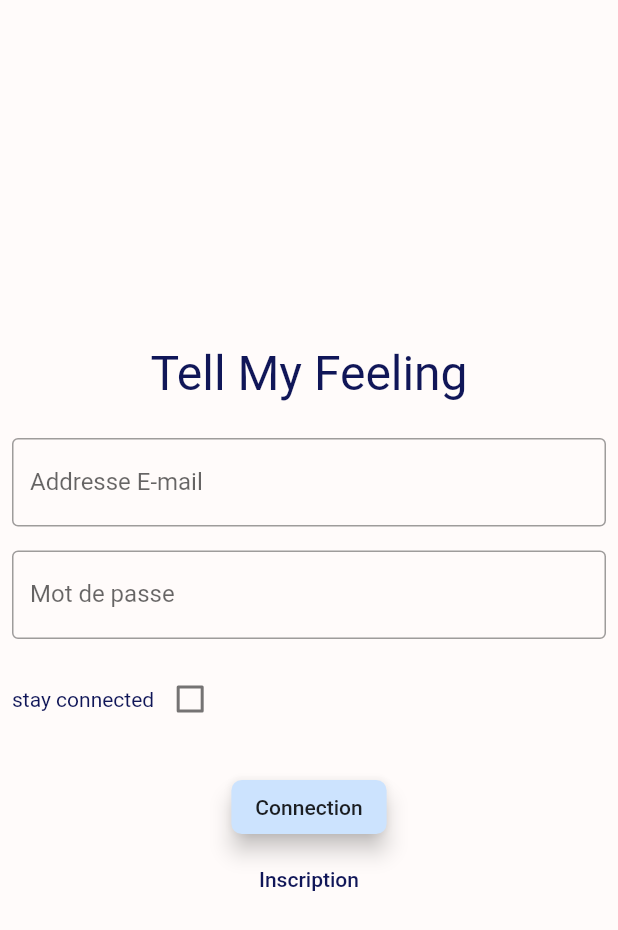
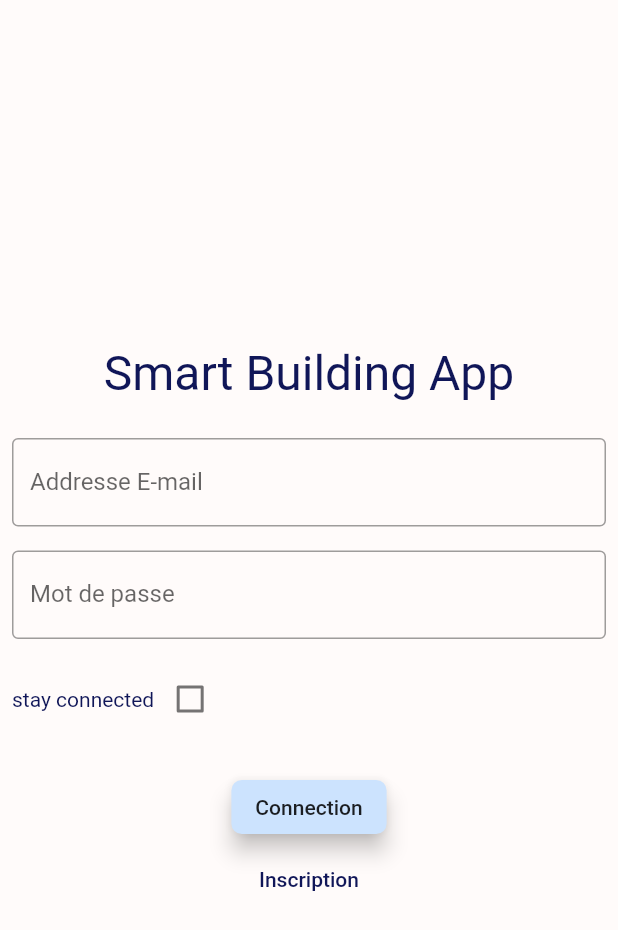
Before and after one commit to spinalcom/spinal-env-mobile-ticket-application, a Flutter app: the screen it shows after launch, on a phone screen of 412 x 824 dp. Shown: the top 930 px of the screen. Run offline on Flutter 3.47's test engine with Material 2 defaults, Android fonts, the phone set to English and light mode, and no system bars; our stand-ins replace shared_preferences; missing offline and left inert: qrcode_reader; Roboto replaces fonts that are missing (Assassin).

Commit message:
clean code

```diff
--- a/lib/app.dart
+++ b/lib/app.dart
@@ -1,5 +1,6 @@
 import 'package:flutter/material.dart';
 import 'package:ticketing/colors.dart';
+import 'package:ticketing/config.dart';
 import 'package:ticketing/pages/homePage.dart';
 import 'package:ticketing/pages/loginPage.dart';
 import 'package:ticketing/pages/profilePage.dart';
@@ -54,7 +55,7 @@ class SpinalTicketingApp extends StatelessWidget {
   @override
   Widget build(BuildContext context) {
     return MaterialApp(
-      title: 'SpinalTicketig',
+      title: appName,
       theme: _kSpinalcomTheme,
       home: LoginPage(),
       onGenerateRoute: _getRoute,
--- a/lib/config.dart
+++ b/lib/config.dart
@@ -1,3 +1,4 @@
+const String appName = "Smart Building App";
 const String kBaseUrl = "http://10.1.23.20";
 const String kTicketBaseUrl = "http://ticket-api.spinalcom.com";
 const String kUserBaseUrl = "http://user-api.spinalcom.com";
--- a/lib/pages/declarationTicketPage.dart
+++ b/lib/pages/declarationTicketPage.dart
@@ -31,7 +31,7 @@ class TicketDeclarationState extends State<TicketDeclaration> {
   final problemController = TextEditingController();
 
   TicketDeclarationState(
-      this.roomName, this.problemName, this.processId, this.roomId) {}
+      this.roomName, this.problemName, this.processId, this.roomId);
 
   @override
   void dispose() {
@@ -139,7 +139,6 @@ class ConfirmationPage extends StatelessWidget {
   @override
   Widget build(BuildContext context) {
     double width = MediaQuery.of(context).size.width;
-
     return Scaffold(
       appBar: topBar(),
       body: Stack(
--- a/lib/pages/homePage.dart
+++ b/lib/pages/homePage.dart
@@ -1,5 +1,8 @@
+import 'dart:async';
+
 import 'package:flutter/material.dart';
 import 'package:qrcode_reader/qrcode_reader.dart';
+import 'package:ticketing/config.dart';
 import 'package:ticketing/pages/categoryChoose.dart';
 import 'package:ticketing/ticketManager.dart';
 import 'package:ticketing/widgets/TopBar.dart';
@@ -23,7 +26,7 @@ class _HomePageState extends State<HomePage> {
   @override
   Widget build(BuildContext context) {
     return Scaffold(
-        appBar: topBar(title: 'Tell My Feeling'),
+        appBar: topBar(title: appName),
         body: Center(
           child: Column(
             children: <Widget>[
--- a/lib/pages/loginPage.dart
+++ b/lib/pages/loginPage.dart
@@ -1,5 +1,6 @@
 import 'package:flutter/material.dart';
 import 'package:ticketing/colors.dart';
+import 'package:ticketing/config.dart';
 import 'package:ticketing/pages/homePage.dart';
 import 'package:ticketing/userManager.dart';
 import 'package:ticketing/widgets/accentColorOverride.dart';
@@ -73,7 +74,7 @@ class _LoginPageState extends State<LoginPage> {
           Padding(
             padding: const EdgeInsets.all(16.0),
             child: Text(
-              'Tell My Feeling',
+              appName,
               style: TextStyle(fontSize: 32),
             ),
           ),
--- a/lib/pages/profilePage.dart
+++ b/lib/pages/profilePage.dart
@@ -1,10 +1,12 @@
+import 'dart:async';
+
 import 'package:flutter/material.dart';
 import 'package:ticketing/Models/User.dart';
 import 'package:ticketing/widgets/TopBar.dart';
 import 'package:ticketing/widgets/bottomNavBar.dart';
 
 class ProfilePage extends StatelessWidget {
-  Future<UserProfile> userProfile;
+  final Future<UserProfile> userProfile;
 
   ProfilePage(this.userProfile);
 
--- a/lib/pages/senetenceSelectorPage.dart
+++ b/lib/pages/senetenceSelectorPage.dart
@@ -1,3 +1,5 @@
+import 'dart:async';
+
 import 'package:flutter/material.dart';
 import 'package:ticketing/Models/DefaultSentence.dart';
 import 'package:ticketing/Models/Process.dart';
--- a/lib/pages/ticketHistory.dart
+++ b/lib/pages/ticketHistory.dart
@@ -1,3 +1,5 @@
+import 'dart:async';
+
 import 'package:flutter/material.dart';
 import 'package:ticketing/colors.dart';
 import 'package:ticketing/ticketManager.dart';
--- a/lib/ticketManager.dart
+++ b/lib/ticketManager.dart
@@ -1,3 +1,4 @@
+import 'dart:async';
 import 'dart:convert';
 
 import 'package:http/http.dart' as http;
@@ -15,7 +16,7 @@ Future<List<Process>> fetchProcesses() async {
   for (var i = 0; i < tmpProcesses.length; i++) {
     categories.add(Process.fromJson(tmpProcesses[i]));
   }
-
+  await new Future.delayed(const Duration(seconds: 1));
   return categories;
 }
 
@@ -63,5 +64,7 @@ Future<Node> fetchNode(String nodeId) async {
   final response = await http.get(url);
   var tmpTickets = json.decode(response.body);
   print(tmpTickets);
+  await new Future.delayed(const Duration(seconds: 1));
+
   return Node.fromJson(tmpTickets);
 }
--- a/lib/userManager.dart
+++ b/lib/userManager.dart
@@ -1,3 +1,4 @@
+import 'dart:async';
 import 'dart:convert';
 
 import 'package:http/http.dart' as http;
--- a/lib/widgets/TopBar.dart
+++ b/lib/widgets/TopBar.dart
@@ -1,7 +1,8 @@
 import 'package:flutter/material.dart';
+import 'package:ticketing/config.dart';
 
 topBar({String title = '', String subTitle = '', Icon leading}) {
-  final String mtitle = title.isEmpty ? 'Tell My Feeling' : title;
+  final String mtitle = title.isEmpty ? appName : title;
   final String msubTitle = subTitle.isEmpty ? '' : subTitle;
 
   getTitle() {
--- a/pubspec.yaml
+++ b/pubspec.yaml
@@ -1,5 +1,5 @@
 name: ticketing
-description: SpinalCom ticketing application
+description: EDF ticketing application
 
 # The following defines the version and build number for your application.
 # A version number is three numbers separated by dots, like 1.2.43
@@ -50,9 +50,7 @@ flutter:
 
   # To add assets to your application, add an assets section, like this:
   assets:
-    - images/logo.png
-    - images/qrcode.png
-    - images/building.png
+    - images/
   #  - images/a_dot_ham.jpeg
   # An image asset can refer to one or more resolution-specific "variants", see
   # https://flutter.io/assets-and-images/#resolution-aware.
```
